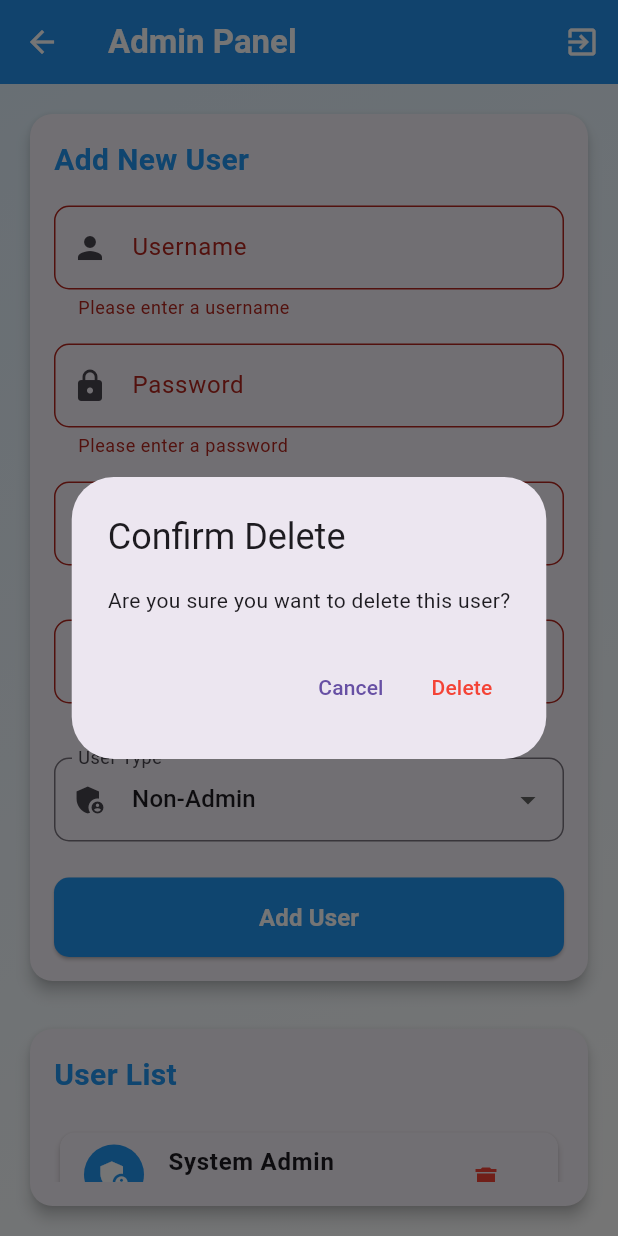
After one commit to pepeaxi/forfirebaseconnect, a Flutter app: the AdminScreen screen opened by its route, after a tap on "Add User", after a tap on the "delete" icon, on a phone screen of 412 x 824 dp. The commit adds this screen. Run offline on Flutter 3.47's test engine with Material 3 defaults, Android fonts, the phone set to English and light mode, and no system bars; our stand-ins replace cloud_firestore, firebase_core, firebase_storage, image_picker; accounts and stored records are empty.

Commit message:
admin page

```diff
--- a/lib/main.dart
+++ b/lib/main.dart
@@ -3,7 +3,8 @@ import 'package:firebase_core/firebase_core.dart';
 import 'firebase_options.dart';
 import 'screens/login_screen.dart';
 import 'screens/home_screen.dart';
-import 'utils/setup_default_user.dart';
+import 'screens/admin_screen.dart';
+import 'utils/setup_admin.dart';
 
 void main() async {
   WidgetsFlutterBinding.ensureInitialized();
@@ -11,8 +12,8 @@ void main() async {
     options: DefaultFirebaseOptions.currentPlatform,
   );
 
-  // Set up default user (pepe)
-  await setupDefaultUser();
+  // Set up admin user
+  await setupAdminUser();
 
   runApp(const MyApp());
 }
@@ -34,6 +35,7 @@ class MyApp extends StatelessWidget {
       routes: {
         '/': (context) => const LoginScreen(),
         '/home': (context) => const HomeScreen(),
+        '/admin': (context) => const AdminScreen(),
       },
     );
   }
--- /dev/null
+++ b/lib/screens/admin_screen.dart
@@ -0,0 +1,412 @@
+import 'package:flutter/material.dart';
+import 'package:cloud_firestore/cloud_firestore.dart';
+
+class AdminScreen extends StatefulWidget {
+  const AdminScreen({super.key});
+
+  @override
+  State<AdminScreen> createState() => _AdminScreenState();
+}
+
+class _AdminScreenState extends State<AdminScreen> {
+  final _formKey = GlobalKey<FormState>();
+  final _usernameController = TextEditingController();
+  final _passwordController = TextEditingController();
+  final _nameSurnameController = TextEditingController();
+  final _phoneNumberController = TextEditingController();
+  String _selectedType = 'non-admin';
+
+  Future<void> _addUser() async {
+    if (_formKey.currentState!.validate()) {
+      try {
+        await FirebaseFirestore.instance
+            .collection('users')
+            .doc(_usernameController.text)
+            .set({
+          'username': _usernameController.text,
+          'password': _passwordController.text,
+          'type': _selectedType,
+          'Phonenumber': _phoneNumberController.text,
+          'Namesurname': _nameSurnameController.text,
+          'createdAt': FieldValue.serverTimestamp(),
+        });
+
+        ScaffoldMessenger.of(context).showSnackBar(
+          const SnackBar(
+            content: Text('User added successfully'),
+            backgroundColor: Colors.green,
+          ),
+        );
+
+        // Clear the form
+        _usernameController.clear();
+        _passwordController.clear();
+        _nameSurnameController.clear();
+        _phoneNumberController.clear();
+        setState(() {
+          _selectedType = 'non-admin';
+        });
+      } catch (e) {
+        ScaffoldMessenger.of(context).showSnackBar(
+          SnackBar(
+            content: Text('Error adding user: $e'),
+            backgroundColor: Colors.red,
+          ),
+        );
+      }
+    }
+  }
+
+  @override
+  Widget build(BuildContext context) {
+    return Scaffold(
+      appBar: AppBar(
+        title: const Text(
+          'Admin Panel',
+          style: TextStyle(fontWeight: FontWeight.bold),
+        ),
+        backgroundColor: Colors.blue,
+        foregroundColor: Colors.white,
+        elevation: 2,
+        actions: [
+          IconButton(
+            icon: const Icon(Icons.exit_to_app),
+            onPressed: () {
+              Navigator.pushReplacementNamed(context, '/');
+            },
+          ),
+        ],
+      ),
+      body: Container(
+        decoration: BoxDecoration(
+          gradient: LinearGradient(
+            begin: Alignment.topLeft,
+            end: Alignment.bottomRight,
+            colors: [
+              Colors.blue.shade50,
+              Colors.white,
+            ],
+          ),
+        ),
+        child: Padding(
+          padding: const EdgeInsets.all(16.0),
+          child: Column(
+            children: [
+              Card(
+                elevation: 4,
+                shape: RoundedRectangleBorder(
+                  borderRadius: BorderRadius.circular(15),
+                ),
+                child: Padding(
+                  padding: const EdgeInsets.all(16.0),
+                  child: Form(
+                    key: _formKey,
+                    child: Column(
+                      crossAxisAlignment: CrossAxisAlignment.stretch,
+                      children: [
+                        const Text(
+                          'Add New User',
+                          style: TextStyle(
+                            fontSize: 20,
+                            fontWeight: FontWeight.bold,
+                            color: Colors.blue,
+                          ),
+                        ),
+                        const SizedBox(height: 16),
+                        TextFormField(
+                          controller: _usernameController,
+                          decoration: InputDecoration(
+                            labelText: 'Username',
+                            border: OutlineInputBorder(
+                              borderRadius: BorderRadius.circular(10),
+                            ),
+                            prefixIcon: const Icon(Icons.person),
+                          ),
+                          validator: (value) {
+                            if (value == null || value.isEmpty) {
+                              return 'Please enter a username';
+                            }
+                            return null;
+                          },
+                        ),
+                        const SizedBox(height: 16),
+                        TextFormField(
+                          controller: _passwordController,
+                          decoration: InputDecoration(
+                            labelText: 'Password',
+                            border: OutlineInputBorder(
+                              borderRadius: BorderRadius.circular(10),
+                            ),
+                            prefixIcon: const Icon(Icons.lock),
+                          ),
+                          obscureText: true,
+                          validator: (value) {
+                            if (value == null || value.isEmpty) {
+                              return 'Please enter a password';
+                            }
+                            return null;
+                          },
+                        ),
+                        const SizedBox(height: 16),
+                        TextFormField(
+                          controller: _nameSurnameController,
+                          decoration: InputDecoration(
+                            labelText: 'Name and Surname',
+                            border: OutlineInputBorder(
+                              borderRadius: BorderRadius.circular(10),
+                            ),
+                            prefixIcon: const Icon(Icons.badge),
+                          ),
+                          validator: (value) {
+                            if (value == null || value.isEmpty) {
+                              return 'Please enter name and surname';
+                            }
+                            return null;
+                          },
+                        ),
+                        const SizedBox(height: 16),
+                        TextFormField(
+                          controller: _phoneNumberController,
+                          decoration: InputDecoration(
+                            labelText: 'Phone Number',
+                            border: OutlineInputBorder(
+                              borderRadius: BorderRadius.circular(10),
+                            ),
+                            prefixIcon: const Icon(Icons.phone),
+                          ),
+                          keyboardType: TextInputType.phone,
+                          validator: (value) {
+                            if (value == null || value.isEmpty) {
+                              return 'Please enter phone number';
+                            }
+                            return null;
+                          },
+                        ),
+                        const SizedBox(height: 16),
+                        DropdownButtonFormField<String>(
+                          decoration: InputDecoration(
+                            labelText: 'User Type',
+                            border: OutlineInputBorder(
+                              borderRadius: BorderRadius.circular(10),
+                            ),
+                            prefixIcon: const Icon(Icons.admin_panel_settings),
+                          ),
+                          value: _selectedType,
+                          items: const [
+                            DropdownMenuItem(
+                              value: 'admin',
+                              child: Text('Admin'),
+                            ),
+                            DropdownMenuItem(
+                              value: 'non-admin',
+                              child: Text('Non-Admin'),
+                            ),
+                          ],
+                          onChanged: (String? newValue) {
+                            if (newValue != null) {
+                              setState(() {
+                                _selectedType = newValue;
+                              });
+                            }
+                          },
+                        ),
+                        const SizedBox(height: 24),
+                        ElevatedButton(
+                          onPressed: _addUser,
+                          style: ElevatedButton.styleFrom(
+                            backgroundColor: Colors.blue,
+                            foregroundColor: Colors.white,
+                            padding: const EdgeInsets.symmetric(vertical: 15),
+                            shape: RoundedRectangleBorder(
+                              borderRadius: BorderRadius.circular(10),
+                            ),
+                          ),
+                          child: const Text(
+                            'Add User',
+                            style: TextStyle(
+                              fontSize: 16,
+                              fontWeight: FontWeight.bold,
+                            ),
+                          ),
+                        ),
+                      ],
+                    ),
+                  ),
+                ),
+              ),
+              const SizedBox(height: 24),
+              Expanded(
+                child: Card(
+                  elevation: 4,
+                  shape: RoundedRectangleBorder(
+                    borderRadius: BorderRadius.circular(15),
+                  ),
+                  child: Padding(
+                    padding: const EdgeInsets.all(16.0),
+                    child: Column(
+                      crossAxisAlignment: CrossAxisAlignment.stretch,
+                      children: [
+                        const Text(
+                          'User List',
+                          style: TextStyle(
+                            fontSize: 20,
+                            fontWeight: FontWeight.bold,
+                            color: Colors.blue,
+                          ),
+                        ),
+                        const SizedBox(height: 16),
+                        Expanded(
+                          child: StreamBuilder<QuerySnapshot>(
+                            stream: FirebaseFirestore.instance
+                                .collection('users')
+                                .snapshots(),
+                            builder: (context, snapshot) {
+                              if (snapshot.hasError) {
+                                return Center(
+                                  child: Text(
+                                    'Error: ${snapshot.error}',
+                                    style: const TextStyle(color: Colors.red),
+                                  ),
+                                );
+                              }
+
+                              if (snapshot.connectionState ==
+                                  ConnectionState.waiting) {
+                                return const Center(
+                                  child: CircularProgressIndicator(),
+                                );
+                              }
+
+                              return ListView.builder(
+                                itemCount: snapshot.data!.docs.length,
+                                itemBuilder: (context, index) {
+                                  final doc = snapshot.data!.docs[index];
+                                  final data = doc.data() as Map<String, dynamic>;
+                                  return Card(
+                                    elevation: 2,
+                                    margin: const EdgeInsets.symmetric(
+                                      vertical: 8,
+                                      horizontal: 4,
+                                    ),
+                                    shape: RoundedRectangleBorder(
+                                      borderRadius: BorderRadius.circular(10),
+                                    ),
+                                    child: ListTile(
+                                      leading: CircleAvatar(
+                                        backgroundColor: data['type'] == 'admin'
+                                            ? Colors.blue
+                                            : Colors.grey,
+                                        child: Icon(
+                                          data['type'] == 'admin'
+                                              ? Icons.admin_panel_settings
+                                              : Icons.person,
+                                          color: Colors.white,
+                                        ),
+                                      ),
+                                      title: Text(
+                                        data['Namesurname'] ?? '',
+                                        style: const TextStyle(
+                                          fontWeight: FontWeight.bold,
+                                        ),
+                                      ),
+                                      subtitle: Column(
+                                        crossAxisAlignment:
+                                            CrossAxisAlignment.start,
+                                        children: [
+                                          Text(
+                                            'Username: ${data['username'] ?? ''}',
+                                          ),
+                                          Text(
+                                            'Phone: ${data['Phonenumber'] ?? ''}',
+                                          ),
+                                          Text(
+                                            'Type: ${data['type'] ?? ''}',
+                                            style: TextStyle(
+                                              color: data['type'] == 'admin'
+                                                  ? Colors.blue
+                                                  : Colors.grey,
+                                              fontWeight: FontWeight.bold,
+                                            ),
+                                          ),
+                                        ],
+                                      ),
+                                      trailing: IconButton(
+                                        icon: const Icon(
+                                          Icons.delete,
+                                          color: Colors.red,
+                                        ),
+                                        onPressed: () async {
+                                          // Show confirmation dialog
+                                          final confirm = await showDialog<bool>(
+                                            context: context,
+                                            builder: (context) => AlertDialog(
+                                              title: const Text('Confirm Delete'),
+                                              content: const Text(
+                                                'Are you sure you want to delete this user?',
+                                              ),
+                                              actions: [
+                                                TextButton(
+                                                  onPressed: () =>
+                                                      Navigator.pop(context, false),
+                                                  child: const Text('Cancel'),
+                                                ),
+                                                TextButton(
+                                                  onPressed: () =>
+                                                      Navigator.pop(context, true),
+                                                  child: const Text(
+                                                    'Delete',
+                                                    style: TextStyle(
+                                                      color: Colors.red,
+                                                    ),
+                                                  ),
+                                                ),
+                                              ],
+                                            ),
+                                          );
+
+                                          if (confirm == true) {
+                                            await FirebaseFirestore.instance
+                                                .collection('users')
+                                                .doc(doc.id)
+                                                .delete();
+
+                                            ScaffoldMessenger.of(context)
+                                                .showSnackBar(
+                                              const SnackBar(
+                                                content:
+                                                    Text('User deleted successfully'),
+                                                backgroundColor: Colors.green,
+                                              ),
+                                            );
+                                          }
+                                        },
+                                      ),
+                                      isThreeLine: true,
+                                    ),
+                                  );
+                                },
+                              );
+                            },
+                          ),
+                        ),
+                      ],
+                    ),
+                  ),
+                ),
+              ),
+            ],
+          ),
+        ),
+      ),
+    );
+  }
+
+  @override
+  void dispose() {
+    _usernameController.dispose();
+    _passwordController.dispose();
+    _nameSurnameController.dispose();
+    _phoneNumberController.dispose();
+    super.dispose();
+  }
+}
--- a/lib/screens/home_screen.dart
+++ b/lib/screens/home_screen.dart
@@ -4,7 +4,6 @@ import '../models/debt_transaction.dart';
 import 'near_expired_debts_screen.dart';
 import 'account_screen.dart';
 import 'debt_details_screen.dart';
-import 'filtered_debts_screen.dart';
 import 'debt_contacts_screen.dart';
 
 class HomeScreen extends StatefulWidget {
--- a/lib/screens/login_screen.dart
+++ b/lib/screens/login_screen.dart
@@ -1,6 +1,5 @@
 import 'package:flutter/material.dart';
 import 'package:cloud_firestore/cloud_firestore.dart';
-import 'home_screen.dart';
 
 class LoginScreen extends StatefulWidget {
   const LoginScreen({super.key});
@@ -17,42 +16,37 @@ class _LoginScreenState extends State<LoginScreen> {
 
   Future<void> _login() async {
     if (_formKey.currentState!.validate()) {
-      setState(() {
-        _isLoading = true;
-      });
-
       try {
-        // Check username and password in Firestore
+        // Get user document from Firestore
         final userDoc = await FirebaseFirestore.instance
             .collection('users')
             .doc(_usernameController.text)
             .get();
 
         if (!userDoc.exists) {
-          _showError('Username not found');
+          ScaffoldMessenger.of(context).showSnackBar(
+            const SnackBar(content: Text('User not found')),
+          );
           return;
         }
 
         final userData = userDoc.data()!;
-        if (userData['password'] != _passwordController.text) {
-          _showError('Invalid password');
-          return;
-        }
-
-        // Navigate to home screen
-        if (mounted) {
-          Navigator.of(context).pushReplacement(
-            MaterialPageRoute(builder: (context) => const HomeScreen()),
+        if (userData['password'] == _passwordController.text) {
+          // Check user type and navigate accordingly
+          if (userData['type'] == 'admin') {
+            Navigator.pushReplacementNamed(context, '/admin');
+          } else {
+            Navigator.pushReplacementNamed(context, '/home');
+          }
+        } else {
+          ScaffoldMessenger.of(context).showSnackBar(
+            const SnackBar(content: Text('Invalid password')),
           );
         }
       } catch (e) {
-        _showError('Login failed. Please try again.');
-      } finally {
-        if (mounted) {
-          setState(() {
-            _isLoading = false;
-          });
-        }
+        ScaffoldMessenger.of(context).showSnackBar(
+          SnackBar(content: Text('Error: $e')),
+        );
       }
     }
   }
--- /dev/null
+++ b/lib/utils/delete_user.dart
@@ -0,0 +1,10 @@
+import 'package:cloud_firestore/cloud_firestore.dart';
+
+Future<void> deleteUser(String userId) async {
+  try {
+    await FirebaseFirestore.instance.collection('users').doc(userId).delete();
+    print('User $userId deleted successfully from Firestore');
+  } catch (e) {
+    print('Error deleting user: $e');
+  }
+}
--- /dev/null
+++ b/lib/utils/setup_admin.dart
@@ -0,0 +1,19 @@
+import 'package:cloud_firestore/cloud_firestore.dart';
+
+Future<void> setupAdminUser() async {
+  try {
+    // Create admin user document in Firestore
+    await FirebaseFirestore.instance.collection('users').doc('admin').set({
+      'username': 'admin',
+      'password': 'admin123',
+      'type': 'admin',
+      'Phonenumber': '1234567890',
+      'Namesurname': 'System Admin',
+      'createdAt': FieldValue.serverTimestamp(),
+    });
+
+    print('Admin user created successfully in Firestore');
+  } catch (e) {
+    print('Error creating admin user: $e');
+  }
+}
--- a/lib/utils/setup_default_user.dart
+++ b/lib/utils/setup_default_user.dart
@@ -3,9 +3,9 @@ import 'package:cloud_firestore/cloud_firestore.dart';
 Future<void> setupDefaultUser() async {
   try {
     // Create user document in Firestore
-    await FirebaseFirestore.instance.collection('users').doc('pepe').set({
-      'username': 'pepe',
-      'password': '123456',
+    await FirebaseFirestore.instance.collection('users').doc('lolo').set({
+      'username': 'lolo',
+      'password': '131002',
       'createdAt': FieldValue.serverTimestamp(),
     });
 
```
